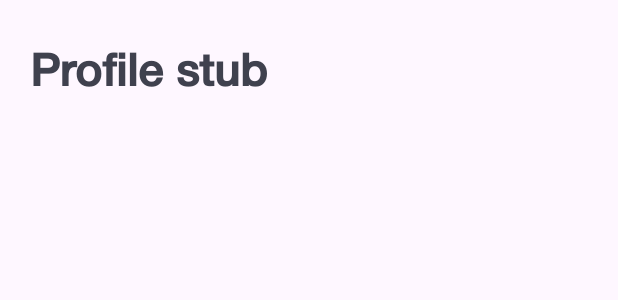
After one commit to Suslanium/SilentMoon, an Android app: the layout fragment_profile.xml on its own in the app's theme, with its tools: preview values and no code run, on a phone screen of 412 x 824 dp. The commit adds this screen. Shown: the top 300 px of the screen. Run offline under Robolectric (Android 15) with nearby library versions, the phone set to English and light mode, and no system bars.

Commit message:
FragmentManager Navigation

```diff
--- a/app/src/main/java/com/suslanium/silentmoon/WelcomeSleepFragment.kt
+++ b/app/src/main/java/com/suslanium/silentmoon/WelcomeSleepFragment.kt
@@ -20,6 +20,9 @@ class WelcomeSleepFragment : Fragment() {
     ): View {
         _binding = FragmentWelcomeSleepBinding.inflate(inflater, container, false)
         ViewCompat.setOnApplyWindowInsetsListener(binding.welcomeSleepGetStarted, InsetListeners.marginBottomListener)
+        binding.welcomeSleepGetStarted.setOnClickListener {
+            parentFragmentManager.popBackStack()
+        }
         return binding.root
     }
 
--- a/app/src/main/java/com/suslanium/silentmoon/meditatev2/MeditateV2Fragment.kt
+++ b/app/src/main/java/com/suslanium/silentmoon/meditatev2/MeditateV2Fragment.kt
@@ -10,7 +10,9 @@ import androidx.recyclerview.widget.LinearLayoutManager
 import androidx.recyclerview.widget.StaggeredGridLayoutManager
 import com.suslanium.silentmoon.common.multiselect.MultiSelectAdapter
 import com.suslanium.silentmoon.common.multiselect.MultiSelectItems
+import com.suslanium.silentmoon.coursedetails.CourseDetailsFragment
 import com.suslanium.silentmoon.databinding.FragmentMeditateV2Binding
+import com.suslanium.silentmoon.utils.navigateToFragment
 
 class MeditateV2Fragment : Fragment() {
 
@@ -39,7 +41,9 @@ class MeditateV2Fragment : Fragment() {
         binding.meditateV2Recycler.apply {
             setHasFixedSize(true)
             layoutManager = meditationViewManager
-            adapter = ConcatAdapter(MeditationHeaderAdapter(), meditationViewAdapter)
+            adapter = ConcatAdapter(MeditationHeaderAdapter(onHeaderClick = {
+                parentFragment?.parentFragmentManager?.navigateToFragment(CourseDetailsFragment::class.java)
+            }), meditationViewAdapter)
         }
 
         return binding.root
--- a/app/src/main/java/com/suslanium/silentmoon/sleep/OceanMoonAdapter.kt
+++ b/app/src/main/java/com/suslanium/silentmoon/sleep/OceanMoonAdapter.kt
@@ -6,11 +6,12 @@ import android.view.ViewGroup
 import androidx.recyclerview.widget.RecyclerView
 import com.suslanium.silentmoon.R
 
-class OceanMoonAdapter : RecyclerView.Adapter<OceanMoonAdapter.OceanMoon>() {
+class OceanMoonAdapter(private val onCardPress: () -> Unit) : RecyclerView.Adapter<OceanMoonAdapter.OceanMoon>() {
 
     inner class OceanMoon(view: View) : RecyclerView.ViewHolder(view) {
         init {
             view.clipToOutline = true
+            view.setOnClickListener { onCardPress() }
         }
     }
 
--- /dev/null
+++ b/app/src/main/res/layout/fragment_profile.xml
@@ -0,0 +1,20 @@
+<?xml version="1.0" encoding="utf-8"?>
+<FrameLayout xmlns:android="http://schemas.android.com/apk/res/android"
+    xmlns:tools="http://schemas.android.com/tools"
+    android:layout_width="match_parent"
+    android:layout_height="match_parent"
+    tools:context=".ProfileFragment">
+
+    <TextView
+        android:id="@+id/profile_text"
+        android:layout_width="match_parent"
+        android:layout_height="match_parent"
+        android:layout_marginStart="@dimen/margin_small"
+        android:fontFamily="@font/helvetica_neue_medium"
+        android:paddingTop="30dp"
+        android:text="@string/profile_stub"
+        android:textColor="@color/primary_text"
+        android:textSize="30sp"
+        android:textStyle="bold" />
+
+</FrameLayout>
--- a/app/src/main/res/values/strings.xml
+++ b/app/src/main/res/values/strings.xml
@@ -109,4 +109,5 @@ to Silent Moon?</string>
     <string name="play">PLAY</string>
     <string name="forty_five_min">45 MIN</string>
     <string name="sleep_music_lowercase">Sleep Music</string>
+    <string name="profile_stub">Profile stub</string>
 </resources>
```
Also changed, not shown: app/src/main/java/com/suslanium/silentmoon/BottomBarRootFragment.kt (+89 -4 lines), app/src/main/java/com/suslanium/silentmoon/PlayOptionFragment.kt (+10 -1 lines), app/src/main/java/com/suslanium/silentmoon/ProfileFragment.kt (added, +28 -0 lines), app/src/main/java/com/suslanium/silentmoon/SleepMusicFragment.kt (+14 -1 lines), app/src/main/java/com/suslanium/silentmoon/meditatev2/MeditationHeaderAdapter.kt (+8 -2 lines), app/src/main/java/com/suslanium/silentmoon/sleep/SleepFragment.kt (+10 -2 lines), app/src/main/java/com/suslanium/silentmoon/utils/NavigationUtils.kt (+9 -0 lines).
